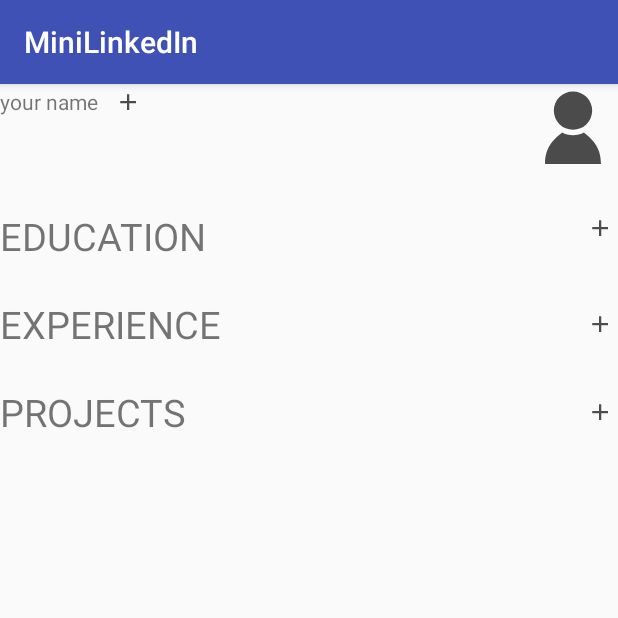
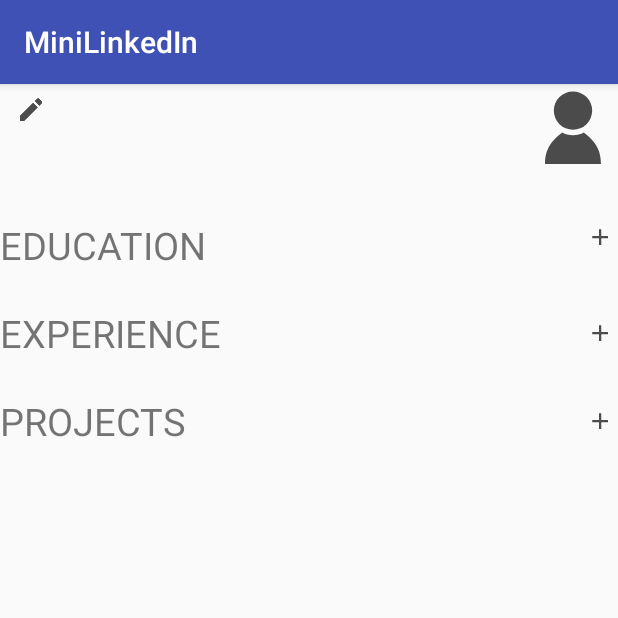
Before and after one commit to y1k333/MiniLinkedIn, an Android app: the screen it shows after launch (MainActivity), on a phone screen of 412 x 824 dp, the top half of it. Run offline under Robolectric (Android 15) with nearby library versions, the phone set to English and light mode, and no system bars.

Commit message:
layout file change

```diff
--- a/app/src/main/AndroidManifest.xml
+++ b/app/src/main/AndroidManifest.xml
@@ -9,7 +9,7 @@
         android:roundIcon="@mipmap/ic_launcher"
         android:supportsRtl="true"
         android:theme="@style/AppTheme">
-        <activity android:name=".MainActivity">
+        <activity android:name=".util.MainActivity">
             <intent-filter>
                 <action android:name="android.intent.action.MAIN" />
 
--- a/app/src/main/java/com/yk/minilinkedin/MainActivity.java
+++ b/app/src/main/java/com/yk/minilinkedin/util/MainActivity.java
@@ -1,8 +1,9 @@
-package com.yk.minilinkedin;
+package com.yk.minilinkedin.util;
 
 import android.support.v7.app.AppCompatActivity;
 import android.os.Bundle;
 
+import com.yk.minilinkedin.R;
 import com.yk.minilinkedin.model.BasicInfo;
 import com.yk.minilinkedin.model.Education;
 import com.yk.minilinkedin.model.Experience;
--- a/app/src/main/res/layout/activity_main.xml
+++ b/app/src/main/res/layout/activity_main.xml
@@ -5,7 +5,7 @@
     xmlns:tools="http://schemas.android.com/tools"
     android:layout_width="match_parent"
     android:layout_height="match_parent"
-    tools:context="com.yk.minilinkedin.MainActivity">
+    tools:context="com.yk.minilinkedin.util.MainActivity">
 
     <LinearLayout
         android:layout_width="match_parent"
@@ -18,45 +18,46 @@
 
             <LinearLayout
                 android:id="@+id/user_name_layout"
-                android:layout_alignParentLeft="true"
-                android:layout_toLeftOf="@id/user_picture"
-                android:layout_marginBottom="@dimen/spacing_small"
                 android:layout_width="wrap_content"
                 android:layout_height="wrap_content"
+                android:layout_marginBottom="@dimen/spacing_small"
+                android:layout_alignParentLeft="true"
+                android:layout_toLeftOf="@+id/user_picture"
                 android:gravity="center_vertical">
 
                 <TextView
                     android:id="@+id/name"
                     android:layout_width="wrap_content"
                     android:layout_height="wrap_content"
-                    android:text="your name"/>
+                    android:textSize="@dimen/caption_text_size"
+                    tools:text="Your name" />
 
                 <ImageButton
                     android:id="@+id/edit_basic_info"
-                    android:layout_marginLeft="@dimen/spacing_xsmall"
                     android:layout_width="@dimen/icon_button_size"
                     android:layout_height="@dimen/icon_button_size"
-                    android:src="@drawable/ic_add_black_18dp"
-                    android:background="?attr/selectableItemBackground"/>
-
+                    android:layout_marginLeft="@dimen/spacing_xsmall"
+                    android:src="@drawable/ic_mode_edit_black_18dp"
+                    android:background="?attr/selectableItemBackground" />
 
             </LinearLayout>
 
             <TextView
                 android:id="@+id/email"
-                android:layout_alignParentLeft="true"
-                android:layout_below="@id/user_name_layout"
-                android:layout_toLeftOf="@id/user_picture"
                 android:layout_width="match_parent"
                 android:layout_height="wrap_content"
-                tools:text="kaiyang@usc.edu"/>
+                android:layout_alignParentLeft="true"
+                android:layout_below="@+id/user_name_layout"
+                android:layout_toLeftOf="@+id/user_picture"
+                tools:text="Your email" />
 
             <ImageView
                 android:id="@+id/user_picture"
-                android:layout_alignParentRight="true"
                 android:layout_width="@dimen/user_picture_size"
                 android:layout_height="@dimen/user_picture_size"
-                android:src="@drawable/user_ghost"/>
+                android:layout_alignParentRight="true"
+                android:src="@drawable/user_ghost"
+                android:contentDescription="@string/user_picture"/>
 
         </RelativeLayout>
 
```
Also changed, not shown: app/src/main/java/com/yk/minilinkedin/model/Education.java (+39 -1 lines), app/src/main/java/com/yk/minilinkedin/model/Experience.java (+60 -4 lines), app/src/main/java/com/yk/minilinkedin/model/Project.java (+55 -4 lines).
